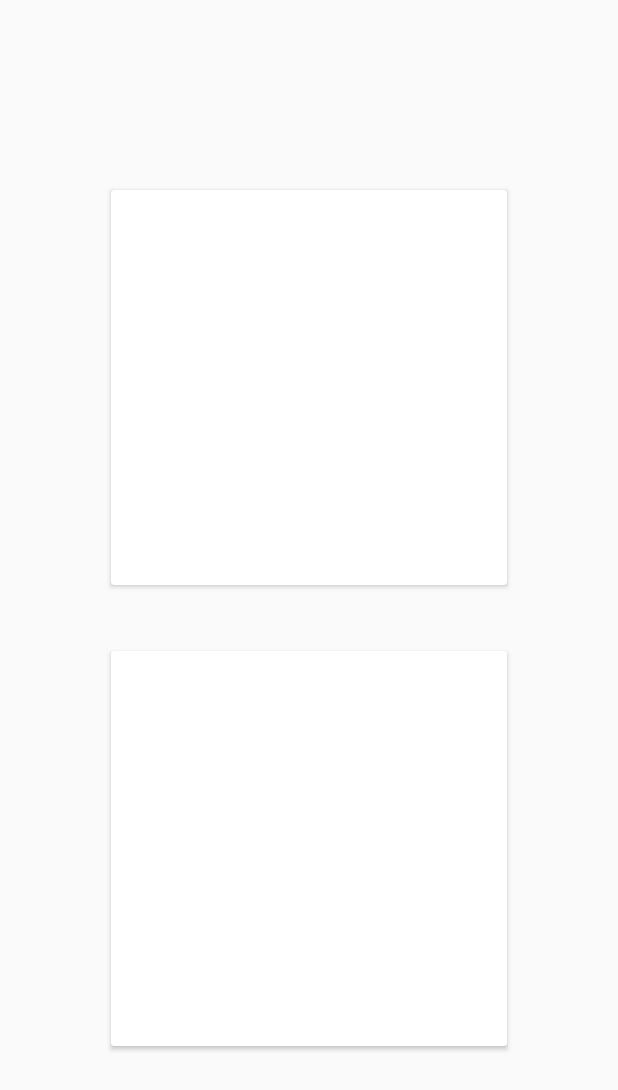
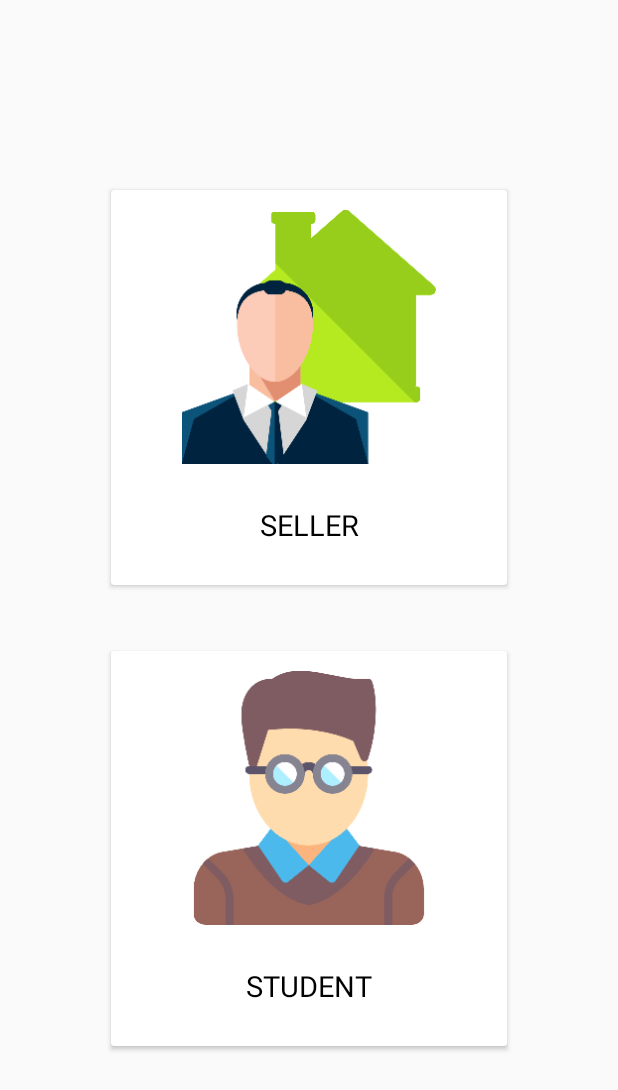
Before and after one commit to h4775346/Sakeny3, an Android app: the StartActivity screen opened directly, with no data from a screen before it, on a phone screen of 412 x 824 dp. Shown: the top 1090 px of the screen. Run offline under Robolectric (Android 15) with nearby library versions, the phone set to English and light mode, and no system bars; our stand-ins replace sdp/ssp sizes.

```diff
--- a/app/src/main/java/com/snonosystems/sakeny/StartActivity.java
+++ b/app/src/main/java/com/snonosystems/sakeny/StartActivity.java
@@ -1,14 +1,22 @@
 package com.snonosystems.sakeny;
 
 import androidx.appcompat.app.AppCompatActivity;
+import androidx.cardview.widget.CardView;
 
 import android.os.Bundle;
 
 public class StartActivity extends AppCompatActivity {
 
+    CardView sellerCard , studentCard;
+
     @Override
     protected void onCreate(Bundle savedInstanceState) {
         super.onCreate(savedInstanceState);
         setContentView(R.layout.activity_start);
+
+        sellerCard = findViewById(R.id.card_seller);
+        studentCard = findViewById(R.id.card_buyer);
+
+
     }
 }
--- a/app/src/main/res/layout/activity_login.xml
+++ b/app/src/main/res/layout/activity_login.xml
@@ -115,7 +115,7 @@
                 android:layout_marginTop="@dimen/_6sdp"
                 android:layout_marginEnd="@dimen/_20sdp"
                 android:text="Do not have account... Sign up ?"
-
+                android:clickable="true"
                 android:textAllCaps="true"
                 android:textSize="@dimen/_15sdp"
                 android:textStyle="bold"
--- a/app/src/main/res/layout/activity_start.xml
+++ b/app/src/main/res/layout/activity_start.xml
@@ -34,8 +34,45 @@
                 app:layout_constraintStart_toStartOf="parent"
                 app:layout_constraintBottom_toTopOf="@id/card_buyer"
                 app:layout_constraintEnd_toEndOf="parent"
+                android:clickable="true"
 
-                />
+                >
+
+                <androidx.constraintlayout.widget.ConstraintLayout
+                    android:layout_width="match_parent"
+                    android:layout_height="match_parent">
+
+                    <androidx.appcompat.widget.AppCompatImageView
+                        android:id="@+id/seller_logo"
+                        android:layout_width="@dimen/_130sdp"
+                        android:layout_height="@dimen/_130sdp"
+                        app:layout_constraintEnd_toEndOf="parent"
+                        app:layout_constraintStart_toStartOf="parent"
+                        app:layout_constraintTop_toTopOf="parent"
+                        android:layout_marginTop="@dimen/_10sdp"
+                        android:src="@drawable/agent"
+
+                        />
+
+                    <TextView
+                        android:layout_width="wrap_content"
+                        android:layout_height="wrap_content"
+                        android:text="SELLER"
+                        android:textSize="@dimen/_15sdp"
+                        android:textColor="@android:color/black"
+                        app:layout_constraintTop_toBottomOf="@id/seller_logo"
+                        app:layout_constraintStart_toStartOf="parent"
+                        app:layout_constraintBottom_toBottomOf="parent"
+                        app:layout_constraintEnd_toEndOf="parent"
+
+
+
+                        />
+
+                </androidx.constraintlayout.widget.ConstraintLayout>
+
+
+            </androidx.cardview.widget.CardView>
 
             <androidx.cardview.widget.CardView
                 android:id="@+id/card_buyer"
@@ -47,8 +84,45 @@
                 app:layout_constraintTop_toBottomOf="@id/card_seller"
                 app:layout_constraintStart_toStartOf="parent"
                 app:layout_constraintEnd_toEndOf="parent"
+                android:clickable="true"
 
-                />
+                >
+
+
+                <androidx.constraintlayout.widget.ConstraintLayout
+                    android:layout_width="match_parent"
+                    android:layout_height="match_parent">
+
+                    <androidx.appcompat.widget.AppCompatImageView
+                        android:id="@+id/student_logo"
+                        android:layout_width="@dimen/_130sdp"
+                        android:layout_height="@dimen/_130sdp"
+                        app:layout_constraintEnd_toEndOf="parent"
+                        app:layout_constraintStart_toStartOf="parent"
+                        app:layout_constraintTop_toTopOf="parent"
+                        android:layout_marginTop="@dimen/_10sdp"
+                        android:src="@drawable/student"
+                        />
+
+                    <TextView
+                        android:layout_width="wrap_content"
+                        android:layout_height="wrap_content"
+                        android:text="STUDENT"
+                        android:textSize="@dimen/_15sdp"
+                        android:textColor="@android:color/black"
+                        app:layout_constraintTop_toBottomOf="@id/student_logo"
+                        app:layout_constraintStart_toStartOf="parent"
+                        app:layout_constraintBottom_toBottomOf="parent"
+                        app:layout_constraintEnd_toEndOf="parent"
+
+
+
+                        />
+
+                </androidx.constraintlayout.widget.ConstraintLayout>
+
+
+            </androidx.cardview.widget.CardView>
 
 
 
```
Also changed, not shown: app/src/main/AndroidManifest.xml (+10 -7 lines), app/src/main/java/com/snonosystems/sakeny/LoginActivity.java (+24 -0 lines), app/src/main/java/com/snonosystems/sakeny/SignSellerActivity.java (added, +14 -0 lines), app/src/main/res/layout/activity_sign_seller.xml (added, +9 -0 lines).
